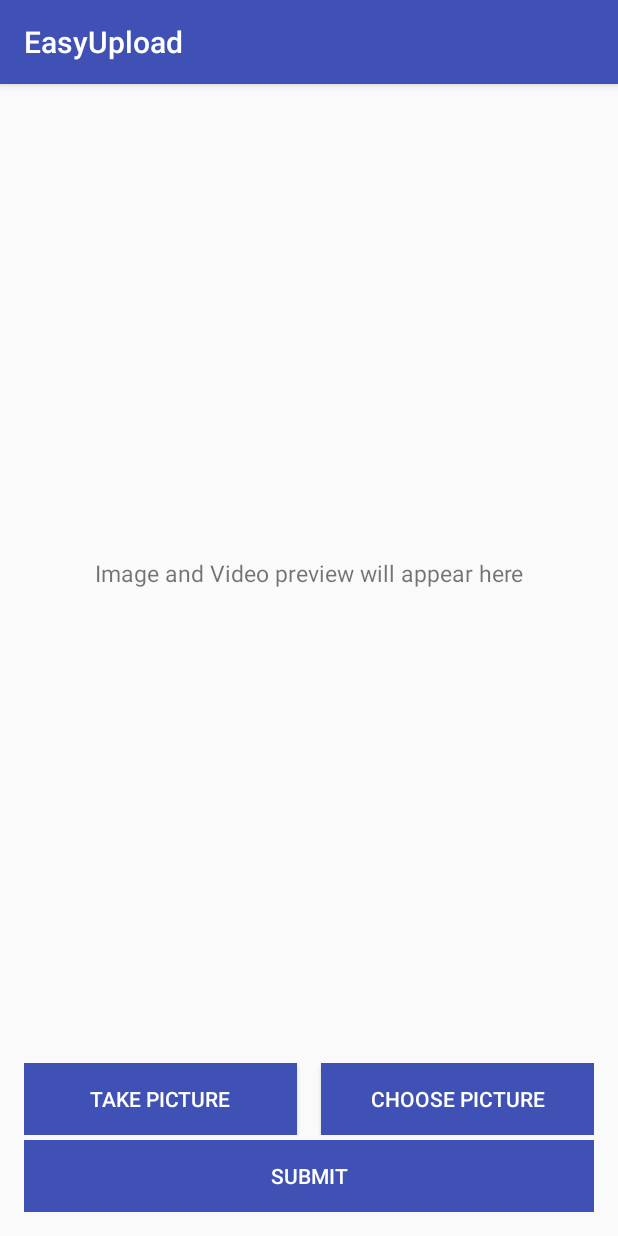
After one commit to shivamkumard107/CurrencyDetection, an Android app: the TakePictureActivity screen opened directly, with no data from a screen before it, on a phone screen of 412 x 824 dp. The commit adds this screen. Run offline under Robolectric (Android 15) with nearby library versions, the phone set to English and light mode, and no system bars; libraries missing offline, so code that uses them is left out: com.karumi.dexter; 1 statement that could not run was skipped.

Commit message:
take picture integrated

```diff
--- a/app/build.gradle
+++ b/app/build.gradle
@@ -27,4 +27,6 @@ dependencies {
     androidTestImplementation 'com.android.support.test:runner:1.0.2'
     androidTestImplementation 'com.android.support.test.espresso:espresso-core:3.0.2'
     implementation 'com.squareup.okhttp3:okhttp:3.4.1'
+    implementation 'com.karumi:dexter:4.2.0'
+    implementation 'com.android.support:design:28.0.0'
 }
--- /dev/null
+++ b/app/src/main/java/gad/heartbeat/androidflask/easyupload/TakePictureActivity.java
@@ -0,0 +1,336 @@
+package gad.heartbeat.androidflask.easyupload;
+
+import android.Manifest;
+import android.content.DialogInterface;
+import android.content.Intent;
+import android.graphics.Bitmap;
+import android.net.Uri;
+import android.provider.MediaStore;
+import android.support.v7.app.AlertDialog;
+import android.support.v7.app.AppCompatActivity;
+import android.os.Bundle;
+import android.support.v7.widget.Toolbar;
+import android.text.TextUtils;
+import android.view.View;
+import android.widget.Button;
+import android.widget.ImageView;
+import android.widget.TextView;
+import android.widget.Toast;
+import android.widget.VideoView;
+
+import com.karumi.dexter.Dexter;
+import com.karumi.dexter.MultiplePermissionsReport;
+import com.karumi.dexter.PermissionToken;
+import com.karumi.dexter.listener.PermissionRequest;
+import com.karumi.dexter.listener.multi.MultiplePermissionsListener;
+
+import java.io.File;
+import java.util.List;
+
+public class TakePictureActivity extends AppCompatActivity {
+    // Activity request codes
+    private static final int CAMERA_CAPTURE_IMAGE_REQUEST_CODE = 100;
+    private static final int CAMERA_CAPTURE_VIDEO_REQUEST_CODE = 200;
+
+    // key to store image path in savedInstance state
+    public static final String KEY_IMAGE_STORAGE_PATH = "image_path";
+
+    public static final int MEDIA_TYPE_IMAGE = 1;
+    public static final int MEDIA_TYPE_VIDEO = 2;
+
+    // Bitmap sampling size
+    public static final int BITMAP_SAMPLE_SIZE = 8;
+
+    // Gallery directory name to store the images or videos
+    public static final String GALLERY_DIRECTORY_NAME = "Hello Camera";
+
+    // Image and Video file extensions
+    public static final String IMAGE_EXTENSION = "jpg";
+    public static final String VIDEO_EXTENSION = "mp4";
+
+    private static String imageStoragePath;
+
+    private TextView txtDescription;
+    private ImageView imgPreview;
+    private VideoView videoPreview;
+    private Button btnCapturePicture, btnRecordVideo;
+
+
+    @Override
+    protected void onCreate(Bundle savedInstanceState) {
+        super.onCreate(savedInstanceState);
+        setContentView(R.layout.activity_take_picture);
+
+        Toolbar toolbar = findViewById(R.id.toolbar);
+        setSupportActionBar(toolbar);
+
+        // Checking availability of the camera
+        if (!CameraUtils.isDeviceSupportCamera(getApplicationContext())) {
+            Toast.makeText(getApplicationContext(),
+                    "Sorry! Your device doesn't support camera",
+                    Toast.LENGTH_LONG).show();
+            // will close the app if the device doesn't have camera
+            finish();
+        }
+
+        txtDescription = findViewById(R.id.txt_desc);
+        imgPreview = findViewById(R.id.imgPreview);
+        videoPreview = findViewById(R.id.videoPreview);
+        btnCapturePicture = findViewById(R.id.btnCapturePicture);
+        btnRecordVideo = findViewById(R.id.btnRecordVideo);
+
+        /**
+         * Capture image on button click
+         */
+        btnCapturePicture.setOnClickListener(new View.OnClickListener() {
+
+            @Override
+            public void onClick(View v) {
+                if (CameraUtils.checkPermissions(getApplicationContext())) {
+                    captureImage();
+                } else {
+                    requestCameraPermission(MEDIA_TYPE_IMAGE);
+                }
+            }
+        });
+
+        /**
+         * Record video on button click
+         */
+        btnRecordVideo.setOnClickListener(new View.OnClickListener() {
+
+            @Override
+            public void onClick(View v) {
+                if (CameraUtils.checkPermissions(getApplicationContext())) {
+                    captureVideo();
+                } else {
+                    requestCameraPermission(MEDIA_TYPE_VIDEO);
+                }
+            }
+        });
+
+        // restoring storage image path from saved instance state
+        // otherwise the path will be null on device rotation
+        restoreFromBundle(savedInstanceState);
+    }
+
+    /**
+     * Restoring store image path from saved instance state
+     */
+    private void restoreFromBundle(Bundle savedInstanceState) {
+        if (savedInstanceState != null) {
+            if (savedInstanceState.containsKey(KEY_IMAGE_STORAGE_PATH)) {
+                imageStoragePath = savedInstanceState.getString(KEY_IMAGE_STORAGE_PATH);
+                if (!TextUtils.isEmpty(imageStoragePath)) {
+                    if (imageStoragePath.substring(imageStoragePath.lastIndexOf(".")).equals("." + IMAGE_EXTENSION)) {
+                        previewCapturedImage();
+                    } else if (imageStoragePath.substring(imageStoragePath.lastIndexOf(".")).equals("." + VIDEO_EXTENSION)) {
+                        previewVideo();
+                    }
+                }
+            }
+        }
+    }
+
+    /**
+     * Requesting permissions using Dexter library
+     */
+    private void requestCameraPermission(final int type) {
+        Dexter.withActivity(this)
+                .withPermissions(Manifest.permission.CAMERA,
+                        Manifest.permission.WRITE_EXTERNAL_STORAGE,
+                        Manifest.permission.RECORD_AUDIO)
+                .withListener(new MultiplePermissionsListener() {
+                    @Override
+                    public void onPermissionsChecked(MultiplePermissionsReport report) {
+                        if (report.areAllPermissionsGranted()) {
+
+                            if (type == MEDIA_TYPE_IMAGE) {
+                                // capture picture
+                                captureImage();
+                            } else {
+                                captureVideo();
+                            }
+
+                        } else if (report.isAnyPermissionPermanentlyDenied()) {
+                            showPermissionsAlert();
+                        }
+                    }
+
+                    @Override
+                    public void onPermissionRationaleShouldBeShown(List<PermissionRequest> permissions, PermissionToken token) {
+                        token.continuePermissionRequest();
+                    }
+                }).check();
+    }
+
+
+    /**
+     * Capturing Camera Image will launch camera app requested image capture
+     */
+    private void captureImage() {
+        Intent intent = new Intent(MediaStore.ACTION_IMAGE_CAPTURE);
+
+        File file = CameraUtils.getOutputMediaFile(MEDIA_TYPE_IMAGE);
+        if (file != null) {
+            imageStoragePath = file.getAbsolutePath();
+        }
+
+        Uri fileUri = CameraUtils.getOutputMediaFileUri(getApplicationContext(), file);
+
+        intent.putExtra(MediaStore.EXTRA_OUTPUT, fileUri);
+
+        // start the image capture Intent
+        startActivityForResult(intent, CAMERA_CAPTURE_IMAGE_REQUEST_CODE);
+    }
+
+    /**
+     * Saving stored image path to saved instance state
+     */
+    @Override
+    protected void onSaveInstanceState(Bundle outState) {
+        super.onSaveInstanceState(outState);
+
+        // save file url in bundle as it will be null on screen orientation
+        // changes
+        outState.putString(KEY_IMAGE_STORAGE_PATH, imageStoragePath);
+    }
+
+    /**
+     * Restoring image path from saved instance state
+     */
+    @Override
+    protected void onRestoreInstanceState(Bundle savedInstanceState) {
+        super.onRestoreInstanceState(savedInstanceState);
+
+        // get the file url
+        imageStoragePath = savedInstanceState.getString(KEY_IMAGE_STORAGE_PATH);
+    }
+
+    /**
+     * Launching camera app to record video
+     */
+    private void captureVideo() {
+        Intent intent = new Intent(MediaStore.ACTION_VIDEO_CAPTURE);
+
+        File file = CameraUtils.getOutputMediaFile(MEDIA_TYPE_VIDEO);
+        if (file != null) {
+            imageStoragePath = file.getAbsolutePath();
+        }
+
+        Uri fileUri = CameraUtils.getOutputMediaFileUri(getApplicationContext(), file);
+
+        // set video quality
+        intent.putExtra(MediaStore.EXTRA_VIDEO_QUALITY, 1);
+
+        intent.putExtra(MediaStore.EXTRA_OUTPUT, fileUri); // set the image file
+
+        // start the video capture Intent
+        startActivityForResult(intent, CAMERA_CAPTURE_VIDEO_REQUEST_CODE);
+    }
+
+    /**
+     * Activity result method will be called after closing the camera
+     */
+    @Override
+    protected void onActivityResult(int requestCode, int resultCode, Intent data) {
+        // if the result is capturing Image
+        if (requestCode == CAMERA_CAPTURE_IMAGE_REQUEST_CODE) {
+            if (resultCode == RESULT_OK) {
+                // Refreshing the gallery
+                CameraUtils.refreshGallery(getApplicationContext(), imageStoragePath);
+
+                // successfully captured the image
+                // display it in image view
+                previewCapturedImage();
+            } else if (resultCode == RESULT_CANCELED) {
+                // user cancelled Image capture
+                Toast.makeText(getApplicationContext(),
+                        "User cancelled image capture", Toast.LENGTH_SHORT)
+                        .show();
+            } else {
+                // failed to capture image
+                Toast.makeText(getApplicationContext(),
+                        "Sorry! Failed to capture image", Toast.LENGTH_SHORT)
+                        .show();
+            }
+        } else if (requestCode == CAMERA_CAPTURE_VIDEO_REQUEST_CODE) {
+            if (resultCode == RESULT_OK) {
+                // Refreshing the gallery
+                CameraUtils.refreshGallery(getApplicationContext(), imageStoragePath);
+
+                // video successfully recorded
+                // preview the recorded video
+                previewVideo();
+            } else if (resultCode == RESULT_CANCELED) {
+                // user cancelled recording
+                Toast.makeText(getApplicationContext(),
+                        "User cancelled video recording", Toast.LENGTH_SHORT)
+                        .show();
+            } else {
+                // failed to record video
+                Toast.makeText(getApplicationContext(),
+                        "Sorry! Failed to record video", Toast.LENGTH_SHORT)
+                        .show();
+            }
+        }
+    }
+
+    /**
+     * Display image from gallery
+     */
+    private void previewCapturedImage() {
+        try {
+            // hide video preview
+            txtDescription.setVisibility(View.GONE);
+            videoPreview.setVisibility(View.GONE);
+
+            imgPreview.setVisibility(View.VISIBLE);
+
+            Bitmap bitmap = CameraUtils.optimizeBitmap(BITMAP_SAMPLE_SIZE, imageStoragePath);
+
+            imgPreview.setImageBitmap(bitmap);
+
+        } catch (NullPointerException e) {
+            e.printStackTrace();
+        }
+    }
+
+    /**
+     * Displaying video in VideoView
+     */
+    private void previewVideo() {
+        try {
+            // hide image preview
+            txtDescription.setVisibility(View.GONE);
+            imgPreview.setVisibility(View.GONE);
+
+            videoPreview.setVisibility(View.VISIBLE);
+            videoPreview.setVideoPath(imageStoragePath);
+            // start playing
+            videoPreview.start();
+        } catch (Exception e) {
+            e.printStackTrace();
+        }
+    }
+
+    /**
+     * Alert dialog to navigate to app settings
+     * to enable necessary permissions
+     */
+    private void showPermissionsAlert() {
+        AlertDialog.Builder builder = new AlertDialog.Builder(this);
+        builder.setTitle("Permissions required!")
+                .setMessage("Camera needs few permissions to work properly. Grant them in settings.")
+                .setPositiveButton("GOTO SETTINGS", new DialogInterface.OnClickListener() {
+                    public void onClick(DialogInterface dialog, int which) {
+                        CameraUtils.openSettings(TakePictureActivity.this);
+                    }
+                })
+                .setNegativeButton("CANCEL", new DialogInterface.OnClickListener() {
+                    public void onClick(DialogInterface dialog, int which) {
+
+                    }
+                }).show();
+    }
+}
--- /dev/null
+++ b/app/src/main/res/layout-v23/content_main.xml
@@ -0,0 +1,101 @@
+<?xml version="1.0" encoding="utf-8"?>
+<LinearLayout xmlns:android="http://schemas.android.com/apk/res/android"
+    xmlns:app="http://schemas.android.com/apk/res-auto"
+    xmlns:tools="http://schemas.android.com/tools"
+    android:layout_width="match_parent"
+    android:layout_height="match_parent"
+    android:orientation="vertical"
+    android:padding="@dimen/activity_margin"
+    app:layout_behavior="@string/appbar_scrolling_view_behavior"
+    tools:context=".TakePictureActivity"
+    tools:showIn="@layout/activity_take_picture">
+
+    <LinearLayout
+        android:layout_width="match_parent"
+        android:layout_height="match_parent"
+        android:layout_marginBottom="@dimen/activity_margin"
+        android:layout_weight="1"
+        android:orientation="vertical">
+
+        <TextView
+            android:id="@+id/txt_desc"
+            android:layout_width="fill_parent"
+            android:layout_height="match_parent"
+            android:gravity="center"
+            android:padding="10dp"
+            android:text="@string/preview_description"
+            android:textSize="15dp" />
+
+        <!-- To display picture taken -->
+        <ImageView
+            android:id="@+id/imgPreview"
+            android:layout_width="match_parent"
+            android:layout_height="match_parent"
+            android:scaleType="centerCrop"
+            android:visibility="gone" />
+
+        <!-- To preview video recorded -->
+        <VideoView
+            android:id="@+id/videoPreview"
+            android:layout_width="match_parent"
+            android:layout_height="match_parent"
+            android:layout_gravity="center_horizontal"
+            android:visibility="gone" />
+    </LinearLayout>
+
+    <LinearLayout
+        android:layout_width="match_parent"
+        android:layout_height="wrap_content"
+        android:orientation="horizontal"
+        android:weightSum="2">
+
+        <!-- Capture picture button -->
+        <Button
+            android:id="@+id/btnCapturePicture"
+            android:layout_width="0dp"
+            android:layout_height="wrap_content"
+            android:layout_marginRight="@dimen/dimen_8"
+            android:layout_weight="1"
+            android:background="@color/colorPrimary"
+            android:foreground="?attr/selectableItemBackground"
+            android:text="@string/btn_take_picture"
+            android:textColor="@android:color/white" />
+
+        <!-- Record video button -->
+        <Button
+            android:id="@+id/btnRecordVideo"
+            android:layout_width="0dp"
+            android:layout_height="wrap_content"
+            android:layout_marginLeft="@dimen/dimen_8"
+            android:layout_weight="1"
+            android:background="@color/colorPrimary"
+            android:foreground="?attr/selectableItemBackground"
+            android:text="@string/btn_record_video"
+            android:textColor="@android:color/white"
+            android:visibility="gone"/>
+        <Button
+            android:id="@+id/btnChoosePicture"
+            android:layout_width="0dp"
+            android:layout_height="wrap_content"
+            android:layout_marginLeft="@dimen/dimen_8"
+            android:layout_weight="1"
+            android:background="@color/colorPrimary"
+            android:foreground="?attr/selectableItemBackground"
+            android:text="@string/btn_choose_picture"
+            android:textColor="@android:color/white" />
+    </LinearLayout>
+
+    <LinearLayout
+        android:layout_width="match_parent"
+        android:layout_height="wrap_content"
+        android:layout_marginTop="3dp">
+        <Button
+            android:layout_width="0dp"
+            android:layout_height="wrap_content"
+            android:text="Submit"
+            android:layout_weight="1"
+            android:background="@color/colorPrimary"
+            android:foreground="?attr/selectableItemBackground"
+            android:textColor="@android:color/white"/>
+    </LinearLayout>
+</LinearLayout>
--- /dev/null
+++ b/app/src/main/res/layout/activity_take_picture.xml
@@ -0,0 +1,25 @@
+<?xml version="1.0" encoding="utf-8"?>
+<android.support.design.widget.CoordinatorLayout xmlns:android="http://schemas.android.com/apk/res/android"
+    xmlns:app="http://schemas.android.com/apk/res-auto"
+    xmlns:tools="http://schemas.android.com/tools"
+    android:layout_width="match_parent"
+    android:layout_height="match_parent"
+    tools:context=".TakePictureActivity">
+
+    <android.support.design.widget.AppBarLayout
+        android:layout_width="match_parent"
+        android:layout_height="wrap_content"
+        android:theme="@style/AppTheme.AppBarOverlay">
+
+        <android.support.v7.widget.Toolbar
+            android:id="@+id/toolbar"
+            android:layout_width="match_parent"
+            android:layout_height="?attr/actionBarSize"
+            android:background="?attr/colorPrimary"
+            app:popupTheme="@style/AppTheme.PopupOverlay" />
+
+    </android.support.design.widget.AppBarLayout>
+
+    <include layout="@layout/content_main" />
+
+</android.support.design.widget.CoordinatorLayout>
--- /dev/null
+++ b/app/src/main/res/layout/content_main.xml
@@ -0,0 +1,95 @@
+<?xml version="1.0" encoding="utf-8"?>
+<LinearLayout xmlns:android="http://schemas.android.com/apk/res/android"
+    xmlns:app="http://schemas.android.com/apk/res-auto"
+    xmlns:tools="http://schemas.android.com/tools"
+    android:layout_width="match_parent"
+    android:layout_height="match_parent"
+    android:orientation="vertical"
+    android:padding="@dimen/activity_margin"
+    app:layout_behavior="@string/appbar_scrolling_view_behavior"
+    tools:context=".TakePictureActivity"
+    tools:showIn="@layout/activity_take_picture">
+
+    <LinearLayout
+        android:layout_width="match_parent"
+        android:layout_height="match_parent"
+        android:layout_marginBottom="@dimen/activity_margin"
+        android:layout_weight="1"
+        android:orientation="vertical">
+
+        <TextView
+            android:id="@+id/txt_desc"
+            android:layout_width="fill_parent"
+            android:layout_height="match_parent"
+            android:gravity="center"
+            android:padding="10dp"
+            android:text="@string/preview_description"
+            android:textSize="15dp" />
+
+        <!-- To display picture taken -->
+        <ImageView
+            android:id="@+id/imgPreview"
+            android:layout_width="match_parent"
+            android:layout_height="match_parent"
+            android:scaleType="centerCrop"
+            android:visibility="gone" />
+
+        <!-- To preview video recorded -->
+        <VideoView
+            android:id="@+id/videoPreview"
+            android:layout_width="match_parent"
+            android:layout_height="match_parent"
+            android:layout_gravity="center_horizontal"
+            android:visibility="gone" />
+    </LinearLayout>
+
+    <LinearLayout
+        android:layout_width="match_parent"
+        android:layout_height="wrap_content"
+        android:orientation="horizontal"
+        android:weightSum="2">
+
+        <!-- Capture picture button -->
+        <Button
+            android:id="@+id/btnCapturePicture"
+            android:layout_width="0dp"
+            android:layout_height="wrap_content"
+            android:layout_marginRight="@dimen/dimen_8"
+            android:layout_weight="1"
+            android:background="@color/colorPrimary"
+            android:foreground="?attr/selectableItemBackground"
+            android:text="@string/btn_take_picture"
+            android:textColor="@android:color/white" />
+
+        <!-- Record video button -->
+        <Button
+            android:id="@+id/btnRecordVideo"
+            android:layout_width="0dp"
+            android:layout_height="wrap_content"
+            android:layout_marginLeft="@dimen/dimen_8"
+            android:layout_weight="1"
+            android:background="@color/colorPrimary"
+            android:foreground="?attr/selectableItemBackground"
+            android:text="@string/btn_record_video"
+            android:textColor="@android:color/white"
+            android:visibility="gone"/>
+        <Button
+            android:id="@+id/btnChoosePicture"
+            android:layout_width="0dp"
+            android:layout_height="wrap_content"
+            android:layout_marginLeft="@dimen/dimen_8"
+            android:layout_weight="1"
+            android:background="@color/colorPrimary"
+            android:foreground="?attr/selectableItemBackground"
+            android:text="@string/btn_choose_picture"
+            android:textColor="@android:color/white" />
+    </LinearLayout>
+    <Button
+        android:layout_width="0dp"
+        android:layout_height="wrap_content"
+        android:text="Submit"
+        android:layout_marginStart="@dimen/dimen_8"
+        android:layout_weight="1"
+        android:background="@color/colorPrimary"
+        android:foreground="?attr/selectableItemBackground"/>
+</LinearLayout>
--- /dev/null
+++ b/app/src/main/res/values/dimens.xml
@@ -0,0 +1,4 @@
+<resources>
+    <dimen name="activity_margin">16dp</dimen>
+    <dimen name="dimen_8">8dp</dimen>
+</resources>
--- a/app/src/main/res/values/strings.xml
+++ b/app/src/main/res/values/strings.xml
@@ -7,4 +7,10 @@
     <string name="instructions_en">For best results, the bank note may be placed at a distance of approximately 5 to 7 inches in front of the rear camera.</string>
     <string name="instructions_hi">सर्वोत्तम परिणामों के लिए, बैंक नोट को रियर कैमरे के सामने लगभग 5 से 7 इंच की दूरी पर रखा जा सकता है।</string>
     <string name="skip">Skip</string>
+
+    <string name="action_settings">Settings</string>
+    <string name="preview_description">Image and Video preview will appear here</string>
+    <string name="btn_take_picture">Take Picture</string>
+    <string name="btn_record_video">Record Video</string>
+    <string name="btn_choose_picture">Choose Picture</string>
 </resources>
--- a/app/src/main/res/values/styles.xml
+++ b/app/src/main/res/values/styles.xml
@@ -8,4 +8,12 @@
         <item name="colorAccent">@color/colorAccent</item>
     </style>
 
+    <style name="AppTheme.NoActionBar">
+        <item name="windowActionBar">false</item>
+        <item name="windowNoTitle">true</item>
+    </style>
+
+    <style name="AppTheme.AppBarOverlay" parent="ThemeOverlay.AppCompat.Dark.ActionBar" />
+
+    <style name="AppTheme.PopupOverlay" parent="ThemeOverlay.AppCompat.Light" />
 </resources>
--- /dev/null
+++ b/app/src/main/res/xml/file_paths.xml
@@ -0,0 +1,4 @@
+<?xml version="1.0" encoding="utf-8"?>
+<paths xmlns:android="http://schemas.android.com/apk/res/android">
+    <external-path name="external_files" path="."/>
+</paths>
```
Also changed, not shown: app/src/main/AndroidManifest.xml (+18 -5 lines), app/src/main/java/gad/heartbeat/androidflask/easyupload/CameraUtils.java (added, +126 -0 lines).
